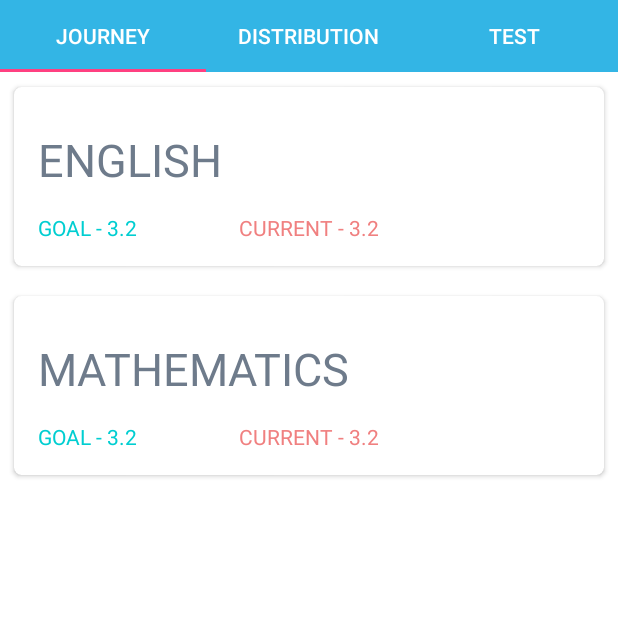
After one commit to sharma-shweta/T4I_Path, an Android app: the ClassroomData screen opened directly, with no data from a screen before it, on a phone screen of 412 x 824 dp, the top half of it. The commit adds this screen. Run offline under Robolectric (Android 15) with nearby library versions, the phone set to English and light mode, and no system bars.

Commit message:
added class data screens

```diff
--- a/app/src/main/AndroidManifest.xml
+++ b/app/src/main/AndroidManifest.xml
@@ -27,7 +27,10 @@
         <activity android:name=".ClassroomStudentsActivity" />
         <activity android:name=".SelectSchoolActivity" />
         <activity android:name=".AddStudentActivity" />
-        <activity android:name=".BaseActivity"></activity>
+        <activity android:name=".BaseActivity" />
+        <activity android:name=".ClassroomData" />
+        <activity android:name=".ClsDataAdaptor" />
+        <activity android:name=".ExplorePath"></activity>
     </application>
 
 </manifest>
--- /dev/null
+++ b/app/src/main/java/com/android/path/ClassroomData.java
@@ -0,0 +1,22 @@
+package com.android.path;
+
+import android.support.design.widget.TabLayout;
+import android.support.v4.view.ViewPager;
+import android.support.v7.app.AppCompatActivity;
+import android.os.Bundle;
+
+public class ClassroomData extends AppCompatActivity {
+
+    @Override
+    protected void onCreate(Bundle savedInstanceState) {
+        super.onCreate(savedInstanceState);
+        setContentView(R.layout.activity_classroom_data);
+
+        ViewPager viewPager = (ViewPager) findViewById(R.id.viewpager);
+        viewPager.setAdapter(new ClsDataAdaptor(getSupportFragmentManager(),
+                ClassroomData.this));
+
+        TabLayout tabLayout = (TabLayout) findViewById(R.id.sliding_tabs);
+        tabLayout.setupWithViewPager(viewPager);
+    }
+}
--- /dev/null
+++ b/app/src/main/java/com/android/path/ClassroomTabFragment.java
@@ -0,0 +1,47 @@
+package com.android.path;
+
+import android.content.Context;
+import android.net.Uri;
+import android.os.Bundle;
+import android.support.v4.app.Fragment;
+import android.view.LayoutInflater;
+import android.view.View;
+import android.view.ViewGroup;
+import android.widget.TextView;
+
+public class ClassroomTabFragment extends Fragment {// In this case, the fragment displays simple text based on the page
+    public static final String ARG_PAGE = "ARG_PAGE";
+
+    private int mPage;
+
+    public static ClassroomTabFragment newInstance(int page) {
+        Bundle args = new Bundle();
+        args.putInt(ARG_PAGE, page);
+        ClassroomTabFragment fragment = new ClassroomTabFragment();
+        fragment.setArguments(args);
+        return fragment;
+    }
+
+    @Override
+    public void onCreate(Bundle savedInstanceState) {
+        super.onCreate(savedInstanceState);
+        mPage = getArguments().getInt(ARG_PAGE);
+    }
+
+    @Override
+    public View onCreateView(LayoutInflater inflater, ViewGroup container,
+                             Bundle savedInstanceState) {
+        View view;
+        if (mPage == 1){
+            view = inflater.inflate(R.layout.class_data_fragment, container, false);
+        }
+        else if (mPage == 2){
+            view = inflater.inflate(R.layout.class_distribution, container, false);
+        }
+        else {
+            view = inflater.inflate(R.layout.class_test, container, false);
+        }
+        return view;
+    }
+
+}
--- /dev/null
+++ b/app/src/main/java/com/android/path/ClsDataAdaptor.java
@@ -0,0 +1,35 @@
+package com.android.path;
+
+import android.content.Context;
+import android.support.v4.app.Fragment;
+import android.support.v4.app.FragmentManager;
+import android.support.v4.app.FragmentPagerAdapter;
+import android.support.v7.app.AppCompatActivity;
+import android.os.Bundle;
+
+public class ClsDataAdaptor extends FragmentPagerAdapter {
+    final int PAGE_COUNT = 3;
+    private String tabTitles[] = new String[] { "JOURNEY", "DISTRIBUTION", "TEST" };
+    private Context context;
+
+    public ClsDataAdaptor(FragmentManager fm, Context context) {
+        super(fm);
+        this.context = context;
+    }
+
+    @Override
+    public int getCount() {
+        return PAGE_COUNT;
+    }
+
+    @Override
+    public Fragment getItem(int position) {
+        return ClassroomTabFragment.newInstance(position + 1);
+    }
+
+    @Override
+    public CharSequence getPageTitle(int position) {
+        // Generate title based on item position
+        return tabTitles[position];
+    }
+}
--- a/app/src/main/java/com/android/path/MainActivity.java
+++ b/app/src/main/java/com/android/path/MainActivity.java
@@ -4,12 +4,14 @@ import android.os.Bundle;
 import android.support.v7.app.AppCompatActivity;
 import android.content.Intent;
 
+import com.android.path.models.Classroom;
+
 public class MainActivity extends AppCompatActivity {
 
     @Override
     protected void onCreate(Bundle savedInstanceState) {
         super.onCreate(savedInstanceState);
-        Intent intent = new Intent(this, AddStudentActivity.class);
+        Intent intent = new Intent(this, LoginActivity.class);
         startActivity(intent);
     }
 }
--- /dev/null
+++ b/app/src/main/res/layout/activity_classroom_data.xml
@@ -0,0 +1,24 @@
+<?xml version="1.0" encoding="utf-8"?>
+<LinearLayout xmlns:android="http://schemas.android.com/apk/res/android"
+    xmlns:app="http://schemas.android.com/apk/res-auto"
+    android:layout_width="match_parent"
+    android:layout_height="match_parent"
+    android:orientation="vertical"
+    android:fitsSystemWindows="true">
+
+<android.support.design.widget.TabLayout
+    android:id="@+id/sliding_tabs"
+    android:layout_width="match_parent"
+    android:layout_height="wrap_content"
+    app:tabMode="fixed"
+    android:background="@android:color/holo_blue_light"
+    app:tabTextColor="@android:color/white" />
+
+<android.support.v4.view.ViewPager
+    android:id="@+id/viewpager"
+    android:layout_width="match_parent"
+    android:layout_height="0px"
+    android:layout_weight="1"
+    android:background="@android:color/white" />
+
+</LinearLayout>
--- a/app/src/main/res/layout/activity_contact.xml
+++ b/app/src/main/res/layout/activity_contact.xml
@@ -39,14 +39,14 @@
             android:scaleType="fitCenter" />
     </LinearLayout>
     <EditText
-        android:inputType="phone"
+        android:inputType="number"
         android:layout_width="wrap_content"
         android:layout_height="wrap_content"
         android:layout_below="@id/teacher_contact_title"
         android:id="@+id/teacher_contact_number"
         android:layout_weight="2"
+        android:hint="Phone Number"
         android:singleLine="true"
-        android:phoneNumber="true"
         android:width="150dp"
         android:layout_marginLeft="25dp" />
     <ImageButton
--- /dev/null
+++ b/app/src/main/res/layout/class_data_fragment.xml
@@ -0,0 +1,90 @@
+<?xml version="1.0" encoding="utf-8"?>
+<LinearLayout xmlns:android="http://schemas.android.com/apk/res/android"
+    android:orientation="vertical"
+    android:layout_width="match_parent"
+    android:layout_height="match_parent">
+
+    <android.support.v7.widget.CardView
+        xmlns:android="http://schemas.android.com/apk/res/android"
+        xmlns:card_view="http://schemas.android.com/apk/res-auto"
+        android:layout_width="match_parent"
+        android:layout_height="wrap_content"
+        android:layout_margin="5dp"
+        android:orientation="horizontal"
+        card_view:cardUseCompatPadding="true"
+        card_view:cardCornerRadius="5dp">
+
+        <RelativeLayout
+            android:layout_width="wrap_content"
+            android:layout_height="wrap_content"
+            android:padding="16dp">
+            <TextView
+                android:layout_width="match_parent"
+                android:layout_height="wrap_content"
+                android:id="@+id/englishTitle"
+                android:text="ENGLISH"
+                android:textColor="#6e7b8b"
+                android:layout_marginTop="12dp"
+                android:layout_alignParentTop="true"
+                android:textSize="30sp"/>
+            <TextView
+                android:layout_width="wrap_content"
+                android:layout_height="wrap_content"
+                android:layout_marginTop="15dp"
+                android:text="GOAL - 3.2"
+                android:textColor="#00ced1"
+                android:layout_below="@id/englishTitle"/>
+            <TextView
+                android:layout_width="wrap_content"
+                android:layout_height="wrap_content"
+                android:text="CURRENT - 3.2"
+                android:textColor="#f08080"
+                android:layout_marginTop="15dp"
+                android:layout_below="@id/englishTitle"
+                android:layout_centerHorizontal="true"/>
+        </RelativeLayout>
+    </android.support.v7.widget.CardView>
+
+
+    <android.support.v7.widget.CardView
+        xmlns:android="http://schemas.android.com/apk/res/android"
+        xmlns:card_view="http://schemas.android.com/apk/res-auto"
+        android:layout_width="match_parent"
+        android:layout_height="wrap_content"
+        android:layout_margin="5dp"
+        android:orientation="horizontal"
+        card_view:cardUseCompatPadding="true"
+        card_view:cardCornerRadius="5dp">
+
+        <RelativeLayout
+            android:layout_width="wrap_content"
+            android:layout_height="wrap_content"
+            android:padding="16dp">
+            <TextView
+                android:layout_width="match_parent"
+                android:layout_height="wrap_content"
+                android:id="@+id/mathTitle"
+                android:text="MATHEMATICS"
+                android:textColor="#6e7b8b"
+                android:layout_marginTop="12dp"
+                android:layout_alignParentTop="true"
+                android:textSize="30sp"/>
+            <TextView
+                android:layout_width="wrap_content"
+                android:layout_height="wrap_content"
+                android:layout_marginTop="15dp"
+                android:text="GOAL - 3.2"
+                android:textColor="#00ced1"
+                android:layout_below="@id/mathTitle"/>
+            <TextView
+                android:layout_width="wrap_content"
+                android:layout_height="wrap_content"
+                android:text="CURRENT - 3.2"
+                android:textColor="#f08080"
+                android:layout_marginTop="15dp"
+                android:layout_below="@id/mathTitle"
+                android:layout_centerHorizontal="true"/>
+        </RelativeLayout>
+    </android.support.v7.widget.CardView>
+
+</LinearLayout>
--- a/app/src/main/res/values/strings.xml
+++ b/app/src/main/res/values/strings.xml
@@ -4,7 +4,7 @@
     <string name="hints_student_name">Student Name</string>
 
     <string-array name="gender_dropdown_array">
-        <item>Please choose</item>
+        <item>Select</item>
         <item>Male</item>
         <item>Female</item>
     </string-array>
@@ -52,4 +52,7 @@
     <string name="userCity">userCity</string>
     <string name="userSchool">userSchool</string>
 
+    <!-- TODO: Remove or change this placeholder text -->
+    <string name="hello_blank_fragment">Hello blank fragment</string>
+
 </resources>
```
Also changed, not shown: app/build.gradle (+5 -2 lines), app/src/main/java/com/android/path/AddStudentActivity.java (+11 -10 lines), app/src/main/java/com/android/path/ExplorePath.java (added, +27 -0 lines), app/src/main/java/com/android/path/StudentArrayAdapter.java (+13 -13 lines), app/src/main/res/layout/activity_add_student.xml (+43 -10 lines), app/src/main/res/layout/activity_explore_path.xml (added, +26 -0 lines), app/src/main/res/layout/add_student_row.xml (added, +38 -0 lines), app/src/main/res/layout/class_distribution.xml (added, +74 -0 lines), app/src/main/res/layout/class_test.xml (added, +208 -0 lines), app/src/main/res/layout/fragment_classroom_tab.xml (added, +13 -0 lines), app/src/main/res/drawable/bar_graph.png (added).
